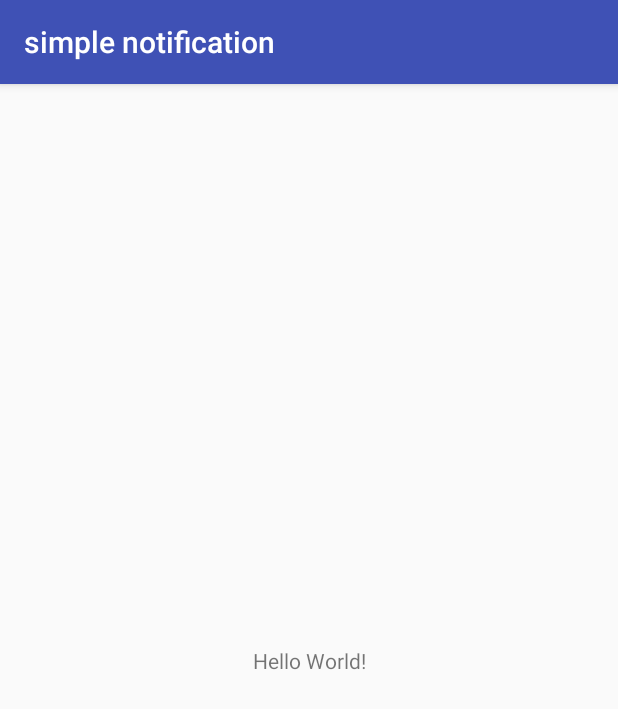
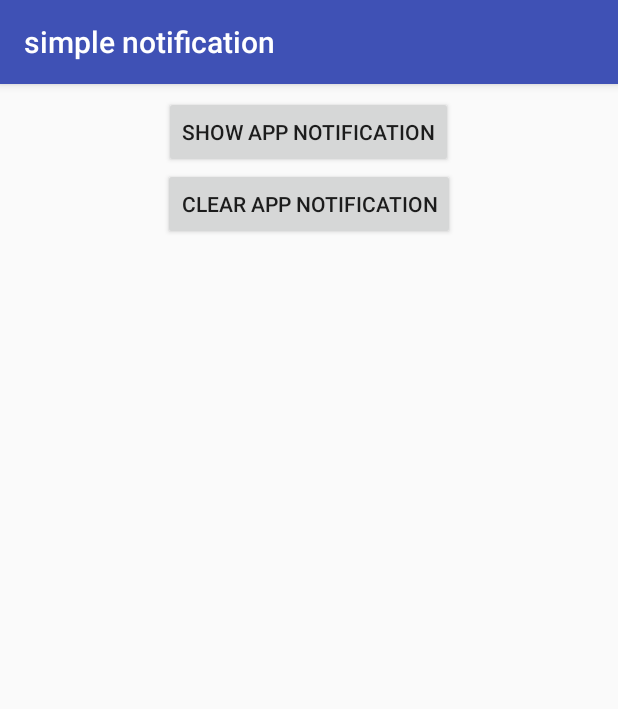
Before and after one commit to ngesa254/simple-notification, an Android app: the screen it shows after launch (MainActivity), on a phone screen of 412 x 824 dp. Shown: the top 709 px of the screen. Run offline under Robolectric (Android 15) with nearby library versions, the phone set to English and light mode, and no system bars.

Commit message:
add two buttons in the main layout

```diff
--- a/app/src/main/res/layout/activity_main.xml
+++ b/app/src/main/res/layout/activity_main.xml
@@ -1,18 +1,25 @@
 <?xml version="1.0" encoding="utf-8"?>
-<android.support.constraint.ConstraintLayout xmlns:android="http://schemas.android.com/apk/res/android"
-    xmlns:app="http://schemas.android.com/apk/res-auto"
+<LinearLayout xmlns:android="http://schemas.android.com/apk/res/android"
 xmlns:tools="http://schemas.android.com/tools"
 android:layout_width="match_parent"
 android:layout_height="match_parent"
+android:gravity="center_horizontal"
+android:orientation="vertical"
+android:paddingBottom="@dimen/activity_vertical_margin"
+android:paddingLeft="@dimen/activity_horizontal_margin"
+android:paddingRight="@dimen/activity_horizontal_margin"
+android:paddingTop="@dimen/activity_vertical_margin"
 tools:context="io.droidmarvin.simplenotification.MainActivity">
 
-    <TextView
+<Button
+    android:id="@+id/notification_show_button"
     android:layout_width="wrap_content"
     android:layout_height="wrap_content"
-        android:text="Hello World!"
-        app:layout_constraintBottom_toBottomOf="parent"
-        app:layout_constraintLeft_toLeftOf="parent"
-        app:layout_constraintRight_toRightOf="parent"
-        app:layout_constraintTop_toTopOf="parent" />
+    android:text="Show App Notification" />
 
-</android.support.constraint.ConstraintLayout>
+<Button
+    android:id="@+id/notification_clear_button"
+    android:layout_width="wrap_content"
+    android:layout_height="wrap_content"
+    android:text="Clear App Notification" />
+</LinearLayout>
```
Lines whose indentation alone changed are shown as unchanged.
